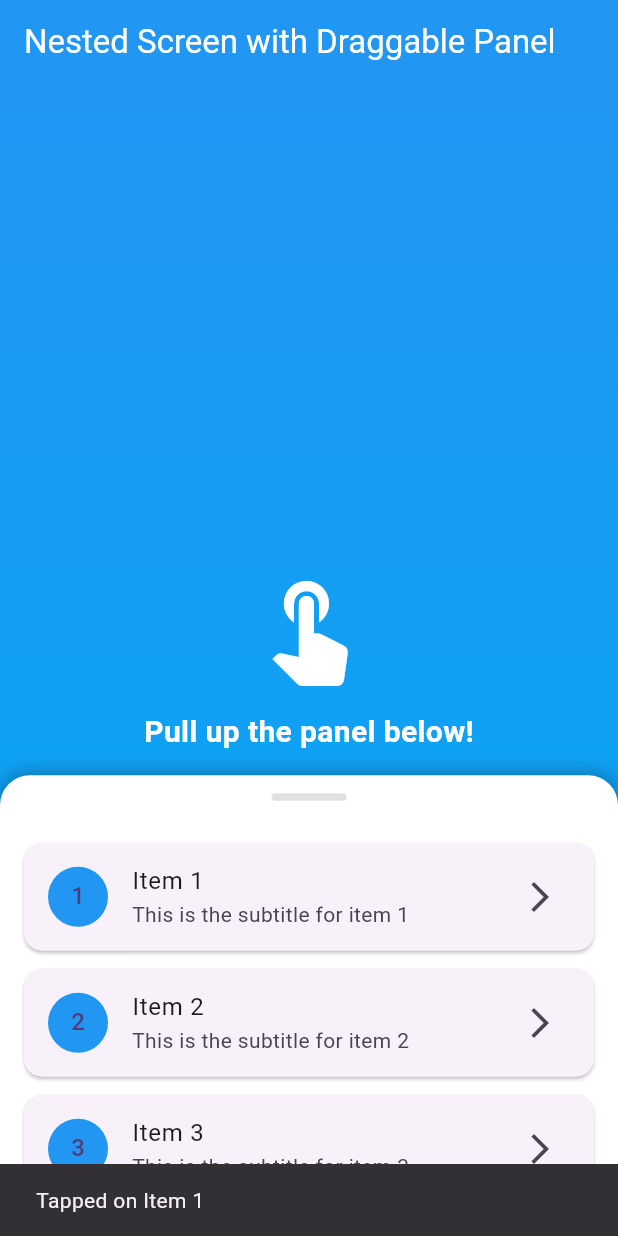
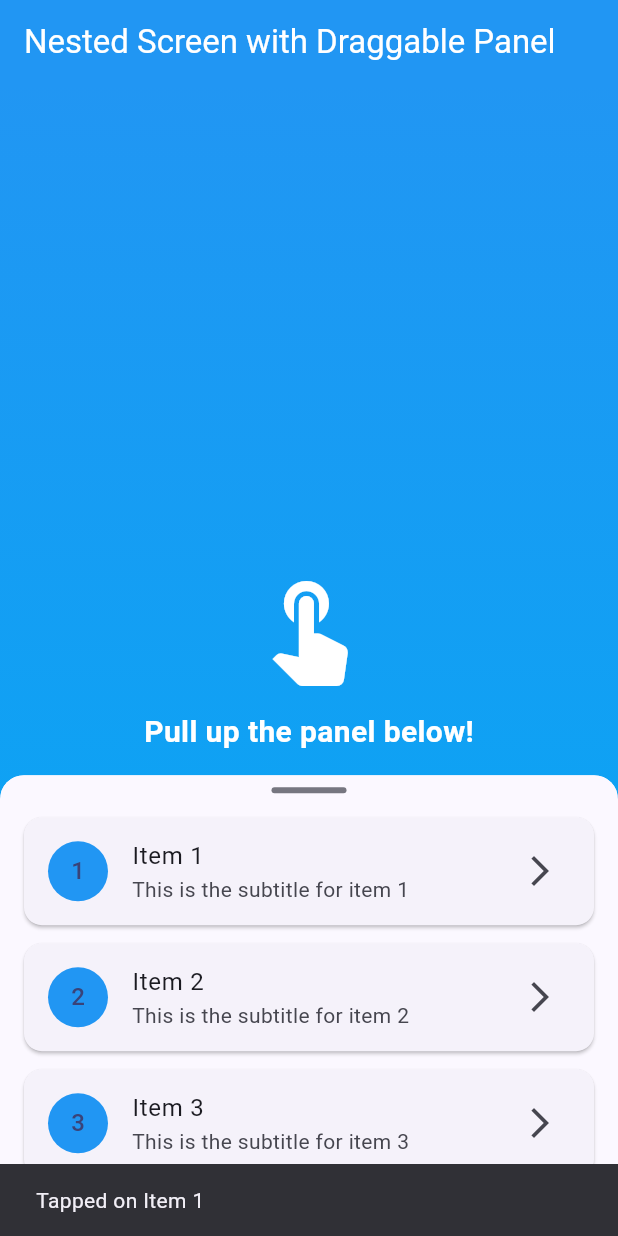
Before and after one commit to Dounder/widgets_tests, a Flutter app: the DraggableSheetScreen screen opened by its route, after a tap on an icon or button, on a phone screen of 412 x 824 dp. Run offline on Flutter 3.47's test engine with Material 3 defaults, Android fonts, the phone set to English and light mode, and no system bars; our stand-ins replace bloc, equatable, fl_chart, flutter_bloc, flutter_dotenv, get_it and 2 more.

```diff
--- a/lib/blocs/blocs.dart
+++ b/lib/blocs/blocs.dart
@@ -1,2 +1 @@
-export 'nested_navigation/nested_navigation_cubit.dart';
 export 'theme/theme_cubit.dart';
--- a/lib/config/app_router.dart
+++ b/lib/config/app_router.dart
@@ -1,7 +1,4 @@
-import 'package:flutter_bloc/flutter_bloc.dart';
 import 'package:go_router/go_router.dart';
-import 'package:widgets_test/blocs/blocs.dart';
-import 'package:widgets_test/config/locator.dart';
 import 'package:widgets_test/screens/screens.dart';
 
 final appRouter = GoRouter(initialLocation: '/', routes: _buildRoutes());
@@ -30,15 +27,16 @@ List<RouteBase> _buildRoutes() => [
   GoRoute(
     path: '/draggable_sheet',
     name: DraggableSheetScreen.name,
-    builder:
-        (context, state) => BlocProvider(
-          create: (_) => locator<NestedNavigationCubit>(),
-          child: const DraggableSheetScreen(),
-        ),
+    builder: (context, state) => const DraggableSheetScreen(),
   ),
   GoRoute(
     path: '/custom_tabs',
     name: CustomTabsScreen.name,
     builder: (context, state) => const CustomTabsScreen(),
   ),
+  GoRoute(
+    path: '/nested_navigation',
+    name: NestedNavigationScreen.name,
+    builder: (context, state) => const NestedNavigationScreen(),
+  ),
 ];
--- a/lib/config/app_theme.dart
+++ b/lib/config/app_theme.dart
@@ -6,7 +6,9 @@ class AppTheme {
   const AppTheme({this.darkMode = false});
 
   ThemeData get() => ThemeData(
-    brightness: darkMode ? Brightness.dark : Brightness.light,
-    colorScheme: ColorScheme.fromSeed(seedColor: Colors.deepPurple),
+    colorScheme: ColorScheme.fromSeed(
+      seedColor: Colors.indigo,
+      brightness: darkMode ? Brightness.dark : Brightness.light,
+    ),
   );
 }
--- a/lib/config/locator.dart
+++ b/lib/config/locator.dart
@@ -5,5 +5,4 @@ final locator = GetIt.instance;
 
 void setupLocator() {
   locator.registerLazySingleton(ThemeCubit.new);
-  locator.registerFactory(NestedNavigationCubit.new);
 }
--- a/lib/data/app_routes.dart
+++ b/lib/data/app_routes.dart
@@ -24,4 +24,9 @@ final List<AppRoute> appRoutes = [
     title: 'Custom Tabs',
     icon: Icons.tab_rounded,
   ),
+  const AppRoute(
+    path: NestedNavigationScreen.name,
+    title: 'Nested Navigation',
+    icon: Icons.picture_in_picture_alt_rounded,
+  ),
 ];
--- /dev/null
+++ b/lib/delegates/delegates.dart
@@ -0,0 +1 @@
+export 'persistent_header_delegate.dart';
--- a/lib/screens/draggable_sheet_screen.dart
+++ b/lib/screens/draggable_sheet_screen.dart
@@ -47,11 +47,11 @@ class DraggableSheetScreen extends StatelessWidget {
         // Draggable panel using the reusable widget
         DraggableBottomSheet(
           builder:
-              (context, scrollController) => ListView.builder(
-                controller: scrollController,
+              (context, scrollController) => [
+                SliverPadding(
                   padding: const EdgeInsets.all(16),
-                itemCount: 20,
-                itemBuilder:
+                  sliver: SliverList(
+                    delegate: SliverChildBuilderDelegate(
                       (context, index) => Card(
                         margin: const EdgeInsets.only(bottom: 12),
                         child: ListTile(
@@ -73,7 +73,11 @@ class DraggableSheetScreen extends StatelessWidget {
                           },
                         ),
                       ),
+                      childCount: 20,
                     ),
+                  ),
+                ),
+              ],
         ),
       ],
     ),
--- a/lib/screens/screens.dart
+++ b/lib/screens/screens.dart
@@ -4,3 +4,4 @@ export 'draggable_sheet_screen.dart';
 export 'expandable_list.dart';
 export 'home_screen.dart';
 export 'map_screen.dart';
+export 'nested_navigation_screen.dart';
--- a/lib/widgets/draggable_bottom_sheet.dart
+++ b/lib/widgets/draggable_bottom_sheet.dart
@@ -4,38 +4,21 @@ class DraggableBottomSheet extends StatelessWidget {
   final double initialChildSize;
   final double minChildSize;
   final double maxChildSize;
-  final Widget Function(
+  final List<Widget> Function(
     BuildContext context,
     ScrollController scrollController,
-  )?
+  )
   builder;
-  final Widget? child;
-  final Color backgroundColor;
-  final Color? handleColor;
-  final BorderRadius? borderRadius;
-  final List<BoxShadow>? boxShadow;
-  final bool showHandle;
-  final double handleWidth;
-  final double handleHeight;
+  final bool showDragHandle;
 
   const DraggableBottomSheet({
     super.key,
+    required this.builder,
     this.initialChildSize = 0.4,
     this.minChildSize = 0.1,
     this.maxChildSize = 0.9,
-    this.builder,
-    this.child,
-    this.backgroundColor = Colors.white,
-    this.handleColor,
-    this.borderRadius,
-    this.boxShadow,
-    this.showHandle = true,
-    this.handleWidth = 50,
-    this.handleHeight = 5,
-  }) : assert(
-         (builder != null) ^ (child != null),
-         'Either builder or child must be provided, but not both.',
-       );
+    this.showDragHandle = true,
+  });
 
   @override
   Widget build(BuildContext context) => DraggableScrollableSheet(
@@ -44,46 +27,41 @@ class DraggableBottomSheet extends StatelessWidget {
     maxChildSize: maxChildSize,
     builder:
         (context, scrollController) => Container(
+          clipBehavior: Clip.antiAlias,
           decoration: BoxDecoration(
-            color: backgroundColor,
-            borderRadius:
-                borderRadius ??
-                const BorderRadius.vertical(top: Radius.circular(20)),
-            boxShadow:
-                boxShadow ??
-                const [
-                  BoxShadow(
-                    color: Colors.black26,
-                    blurRadius: 10,
-                    spreadRadius: 2,
-                  ),
-                ],
+            color: Theme.of(context).scaffoldBackgroundColor,
+            borderRadius: const BorderRadius.vertical(top: Radius.circular(16)),
           ),
-          child: Column(
-            children: [
-              // Drag handle (optional)
-              if (showHandle)
-                Container(
-                  width: handleWidth,
-                  height: handleHeight,
-                  margin: const EdgeInsets.symmetric(vertical: 12),
-                  decoration: BoxDecoration(
-                    color: handleColor ?? Colors.grey[300],
-                    borderRadius: BorderRadius.circular(handleHeight / 2),
-                  ),
-                ),
-              // Content
-              Expanded(
-                child:
-                    builder != null
-                        ? builder!(context, scrollController)
-                        : SingleChildScrollView(
-                          controller: scrollController,
-                          child: child!,
-                        ),
-              ),
+          child: CustomScrollView(
+            controller: scrollController,
+            slivers: [
+              // Drag handle
+              if (showDragHandle) const _BaseHeader(),
+              // Content from builder
+              ...builder(context, scrollController),
             ],
           ),
         ),
   );
 }
+
+class _BaseHeader extends StatelessWidget {
+  const _BaseHeader();
+
+  @override
+  Widget build(BuildContext context) => SliverToBoxAdapter(
+    child: Container(
+      alignment: Alignment.center,
+      padding: const EdgeInsets.only(top: 8),
+      color: Theme.of(context).scaffoldBackgroundColor,
+      child: Container(
+        width: 50,
+        height: 4,
+        decoration: BoxDecoration(
+          color: Theme.of(context).dividerColor,
+          borderRadius: BorderRadius.circular(2),
+        ),
+      ),
+    ),
+  );
+}
```
Also changed, not shown: lib/blocs/nested_navigation/nested_navigation_cubit.dart (deleted, +0 -31 lines), lib/blocs/nested_navigation/nested_navigation_state.dart (deleted, +0 -30 lines), lib/delegates/persistent_header_delegate.dart (added, +32 -0 lines), lib/screens/home_screen.dart (+20 -2 lines), lib/screens/nested_navigation_screen.dart (added, +60 -0 lines). Lines whose indentation alone changed are shown as unchanged.
